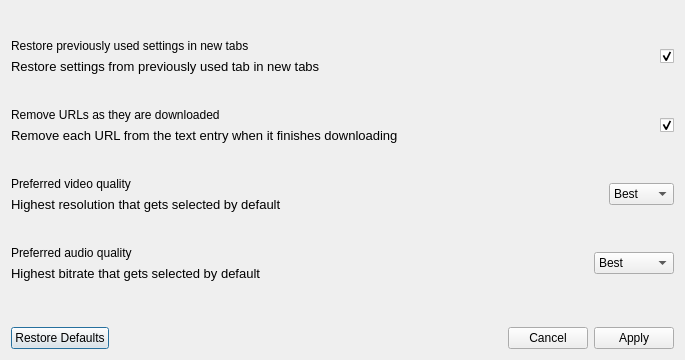
Old version of the form designer/preferences_dialog.ui in the repository markop404/media-downloader.
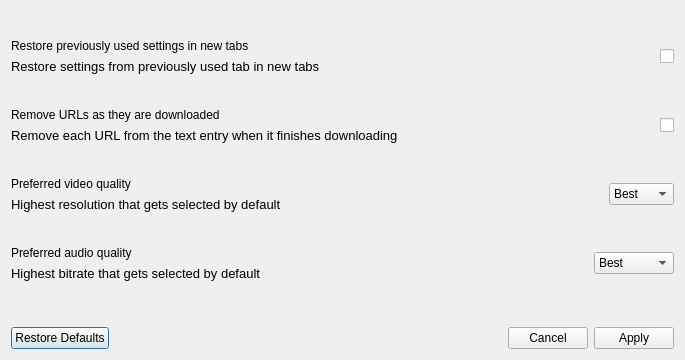
New version of the form. Icons and pictures are not drawn.

Diff of the .ui file:
```diff
--- a/designer/preferences_dialog.ui
+++ b/designer/preferences_dialog.ui
@@ -102,9 +102,6 @@
        <property name="text">
         <string/>
        </property>
-       <property name="checked">
-        <bool>true</bool>
-       </property>
       </widget>
      </item>
     </layout>
@@ -181,9 +178,6 @@
        <property name="text">
         <string/>
        </property>
-       <property name="checked">
-        <bool>true</bool>
-       </property>
       </widget>
      </item>
     </layout>
```
Left out of the diff: 10 changed lines with no effect on the pictures.
